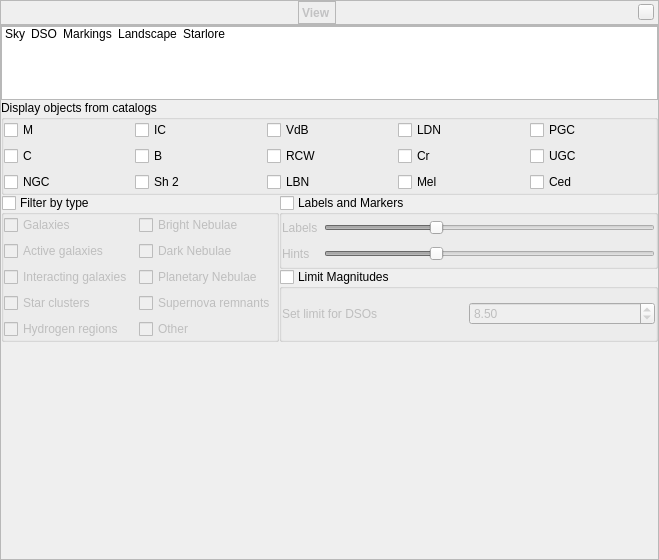
Qt form src/gui/viewDialog.ui (519984307/stellarium_src) before a commit.
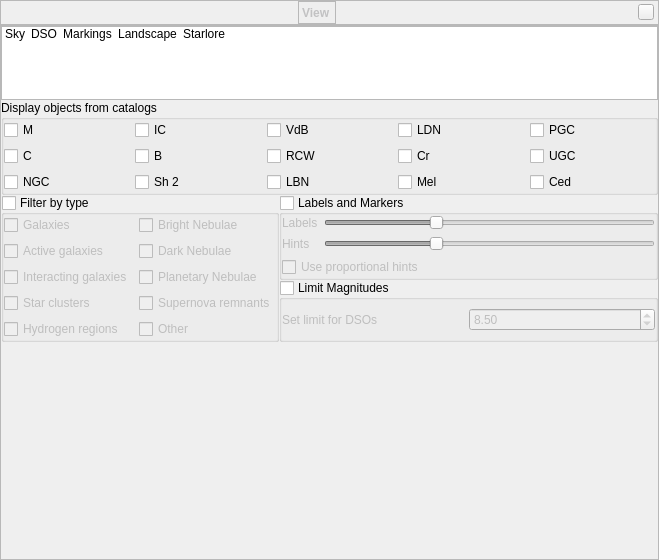
The same form after that commit. The open tabs and pages were chosen to show the change. Icons and pictures are not drawn. Custom widgets are drawn as their Qt base class.

Commit message: introduce GUI option for proportional hints

The edit to the form file:
```diff
--- a/src/gui/viewDialog.ui
+++ b/src/gui/viewDialog.ui
@@ -1519,6 +1519,8 @@
                <property name="spacing">
                 <number>6</number>
                </property>
+               <item row="2" column="0">
+                <layout class="QGridLayout" name="gridLayout_15">
                <item row="0" column="1">
                 <widget class="QSlider" name="nebulasLabelsHorizontalSlider">
                  <property name="value">
@@ -1529,27 +1531,39 @@
                  </property>
                 </widget>
                </item>
-               <item row="1" column="1">
-                <widget class="QSlider" name="nebulasHintsHorizontalSlider">
-                 <property name="value">
-                  <number>33</number>
-                 </property>
-                 <property name="orientation">
-                  <enum>Qt::Horizontal</enum>
-                 </property>
-                </widget>
-               </item>
-               <item row="1" column="0">
-                <widget class="QLabel" name="labelHints">
-                 <property name="text">
-                  <string>Hints</string>
-                 </property>
-                </widget>
-               </item>
                <item row="0" column="0">
                 <widget class="QLabel" name="labelLabels">
                  <property name="text">
                   <string>Labels</string>
+                   </property>
+                  </widget>
+                 </item>
+                 <item row="1" column="0">
+                  <widget class="QLabel" name="labelHints">
+                   <property name="text">
+                    <string>Hints</string>
+                   </property>
+                  </widget>
+                 </item>
+                 <item row="1" column="1">
+                  <widget class="QSlider" name="nebulasHintsHorizontalSlider">
+                   <property name="value">
+                    <number>33</number>
+                   </property>
+                   <property name="orientation">
+                    <enum>Qt::Horizontal</enum>
+                   </property>
+                  </widget>
+                 </item>
+                </layout>
+               </item>
+               <item row="3" column="0">
+                <widget class="QCheckBox" name="checkBoxProportionalHints">
+                 <property name="toolTip">
+                  <string>Use hints proportional to angular size of deep-sky objects</string>
+                 </property>
+                 <property name="text">
+                  <string>Use proportional hints</string>
                  </property>
                 </widget>
                </item>
```
Lines whose indentation alone changed are shown as unchanged. The commit also changes 3 other files.
